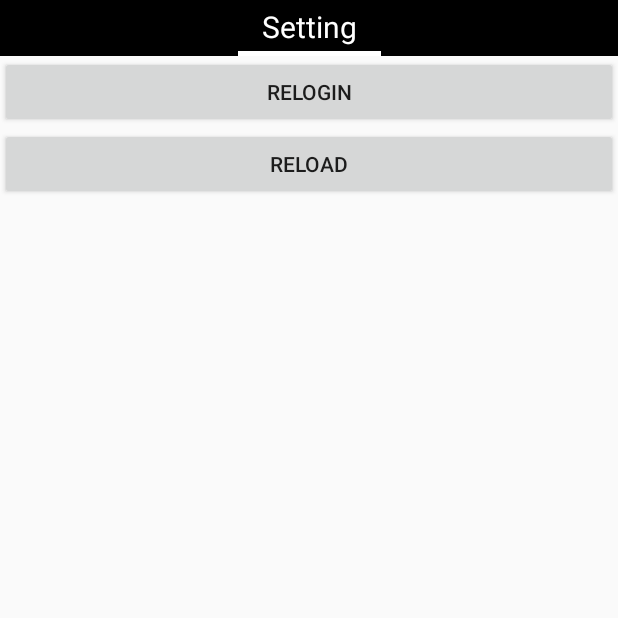
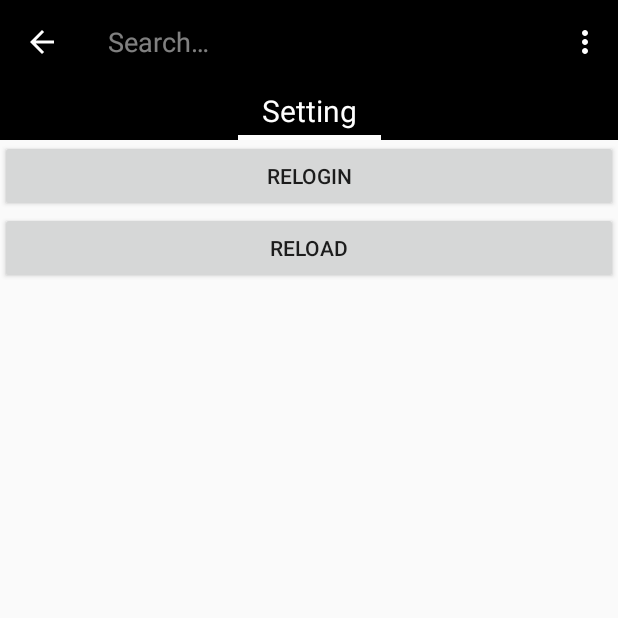
Before and after one commit to DestinyVaultHelper/dvh, an Android app: the SettingsFragment screen opened directly, with no data from a screen before it, after a tap on "RELOGIN", on a phone screen of 412 x 824 dp, the top half of it. Run offline under Robolectric (Android 15) with nearby library versions, the phone set to English and light mode, and no system bars; libraries missing offline, so code that uses them is left out: com.google.android.gms; 3 statements that could not run were skipped; 1 other tap on this screen came first.

Commit message:
add app bar

```diff
--- a/app/src/main/java/org/swistowski/dvh/DisableableViewPager.java
+++ b/app/src/main/java/org/swistowski/dvh/DisableableViewPager.java
@@ -23,7 +23,6 @@ public class DisableableViewPager extends ViewPager {
 
     private void recurseDisable(ViewGroup v, boolean state) {
         View a;
-        boolean isgrp = false;
         for(int i = 0; i < v.getChildCount(); i++) {
             a = v.getChildAt(i);
             if(a instanceof ViewGroup) recurseDisable((ViewGroup) a, state);
--- a/app/src/main/java/org/swistowski/dvh/MainActivity.java
+++ b/app/src/main/java/org/swistowski/dvh/MainActivity.java
@@ -1,13 +1,20 @@
 package org.swistowski.dvh;
 
 import android.app.AlertDialog;
+import android.app.SearchManager;
+import android.content.Context;
 import android.content.Intent;
 import android.content.SharedPreferences;
 import android.content.res.Configuration;
 import android.os.Bundle;
-import android.support.v4.app.FragmentActivity;
 import android.support.v4.app.FragmentStatePagerAdapter;
+import android.support.v4.view.MenuItemCompat;
+import android.support.v7.app.ActionBarActivity;
+import android.support.v7.widget.SearchView;
 import android.util.Log;
+import android.view.Menu;
+import android.view.MenuInflater;
+import android.view.MenuItem;
 import android.view.View;
 import android.widget.TextView;
 
@@ -21,7 +28,7 @@ import org.swistowski.dvh.models.ItemMover;
 import org.swistowski.dvh.util.DatabaseLoader;
 
 
-public class MainActivity extends FragmentActivity implements ItemListFragment.OnItemIterationListener, SettingsFragment.OnSettingsIterationListener{
+public class MainActivity extends ActionBarActivity implements ItemListFragment.OnItemIterationListener, SettingsFragment.OnSettingsIterationListener{
     private static final String LOG_TAG = "MainActivity";
 
     private FragmentStatePagerAdapter mPagerAdapter;
@@ -36,6 +43,7 @@ public class MainActivity extends FragmentActivity implements ItemListFragment.O
     @Override
     protected void onCreate(Bundle savedInstanceState) {
         super.onCreate(savedInstanceState);
+
         Tracker t = getTracker();
         t.setScreenName("MainScreen");
 
@@ -52,7 +60,22 @@ public class MainActivity extends FragmentActivity implements ItemListFragment.O
             });
         }
         initUI();
+        if(getIntent()!=null){
+            handleIntent(getIntent());
+        }
+    }
 
+    @Override
+    protected void onNewIntent(Intent intent) {
+        handleIntent(intent);
+        //handleIntent(intent);
+    }
+
+    private void handleIntent(Intent intent) {
+        if (Intent.ACTION_SEARCH.equals(intent.getAction())) {
+            String query = intent.getStringExtra(SearchManager.QUERY);
+            Log.v(LOG_TAG, "Query was: " + query);
+        }
     }
 
     private boolean isFirstTime() {
@@ -65,7 +88,7 @@ public class MainActivity extends FragmentActivity implements ItemListFragment.O
         SharedPreferences preferences = getPreferences(MODE_PRIVATE);
         SharedPreferences.Editor editor = preferences.edit();
         editor.putBoolean("RanBefore", true);
-        editor.commit();
+        editor.apply();
     }
 
     void initUI() {
@@ -263,4 +286,20 @@ public class MainActivity extends FragmentActivity implements ItemListFragment.O
 
         }
     }
+
+    @Override
+    public boolean onCreateOptionsMenu(Menu menu) {
+        // Inflate the menu items for use in the action bar
+        MenuInflater inflater = getMenuInflater();
+        inflater.inflate(R.menu.main_activity_actions, menu);
+        MenuItem searchItem = menu.findItem(R.id.action_search);
+        SearchView searchView = (SearchView) MenuItemCompat.getActionView(searchItem);
+        SearchManager searchManager =
+                (SearchManager) getSystemService(Context.SEARCH_SERVICE);
+        searchView.setSearchableInfo(
+                searchManager.getSearchableInfo(getComponentName()));
+        return super.onCreateOptionsMenu(menu);
+    }
+
+
 }
--- a/app/src/main/res/layout/fragment_settings.xml
+++ b/app/src/main/res/layout/fragment_settings.xml
@@ -2,8 +2,6 @@
     xmlns:tools="http://schemas.android.com/tools" android:layout_width="match_parent"
     android:layout_height="match_parent"
     tools:context="org.swistowski.dvh.SettingsFragment"
-    android:rowCount="3"
-    android:columnCount="1"
     android:orientation="vertical">
 
     <Button
--- /dev/null
+++ b/app/src/main/res/menu/main_activity_actions.xml
@@ -0,0 +1,12 @@
+<?xml version="1.0" encoding="utf-8"?>
+<menu xmlns:android="http://schemas.android.com/apk/res/android" xmlns:yourapp="http://schemas.android.com/apk/res-auto" >
+    <item android:id="@+id/action_search"
+        android:icon="@drawable/ic_action_search"
+        android:title="@string/search"
+        yourapp:showAsAction="ifRoom|collapseActionView"
+        yourapp:actionViewClass="android.support.v7.widget.SearchView" />
+
+    <item android:id="@+id/action_filter"
+        android:title="@string/filter"
+        />
+</menu>
--- a/app/src/main/res/values/colors.xml
+++ b/app/src/main/res/values/colors.xml
@@ -1,6 +1,6 @@
 <resources>
-    <color name="primary">#f0eb5b</color>
+    <color name="secondary">#f0eb5b</color>
+    <color name="primary">#000000</color>
     <color name="black_overlay">#66000000</color>
     <color name="transparent">#00000000</color>
-
 </resources>
--- a/app/src/main/res/values/strings.xml
+++ b/app/src/main/res/values/strings.xml
@@ -14,8 +14,12 @@
     <string name="tracker_category_database">Database</string>
     <string name="tracker_action_loaded">Loaded</string>
     <string name="login_message">Please select your console</string>
-    <string name="ok" >Ok</string>
+    <string name="ok" >@android:string/ok</string>
     <string name="cancel" >Cancel</string>
     <string name="bucket_filter_title">Visible buckets</string>
+    <string name="app_name_short">Vault Helper</string>
+    <string name="search">Search</string>
+    <string name="filter">Filter</string>
+    <string name="search_hint">Search items</string>
 
 </resources>
--- a/app/src/main/res/values/styles.xml
+++ b/app/src/main/res/values/styles.xml
@@ -2,7 +2,9 @@
 
     <!-- Base application theme. -->
     <style name="AppTheme" parent="Theme.AppCompat.Light.DarkActionBar">
-        <!-- Customize your theme here. -->
+        <item name="android:actionBarStyle">@style/MyActionBar</item>
+        <!-- Support library compatibility -->
+        <item name="actionBarStyle">@style/MyActionBar</item>
     </style>
 
     <style name="FullscreenTheme" parent="android:Theme.NoTitleBar">
@@ -24,4 +26,14 @@
     <!-- Backward-compatible version of ?android:attr/buttonBarButtonStyle -->
     <style name="ButtonBarButton" />
 
+
+
+    <!-- ActionBar styles -->
+    <style name="MyActionBar"
+        parent="@style/Widget.AppCompat.Light.ActionBar.Solid.Inverse">
+        <item name="android:background">@color/primary</item>
+
+        <!-- Support library compatibility -->
+        <item name="background">@color/primary</item>
+    </style>
 </resources>
```
Also changed, not shown: app/build.gradle (+4 -4 lines), app/src/main/AndroidManifest.xml (+10 -2 lines), app/src/main/res/xml/searchable.xml (added, +17 -0 lines), 1 other file.
